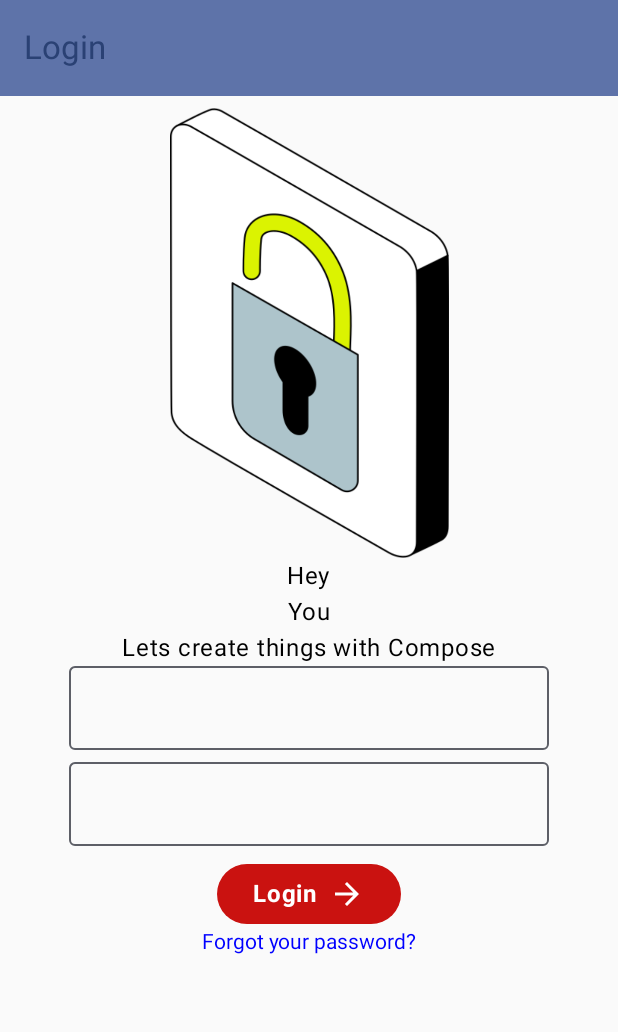
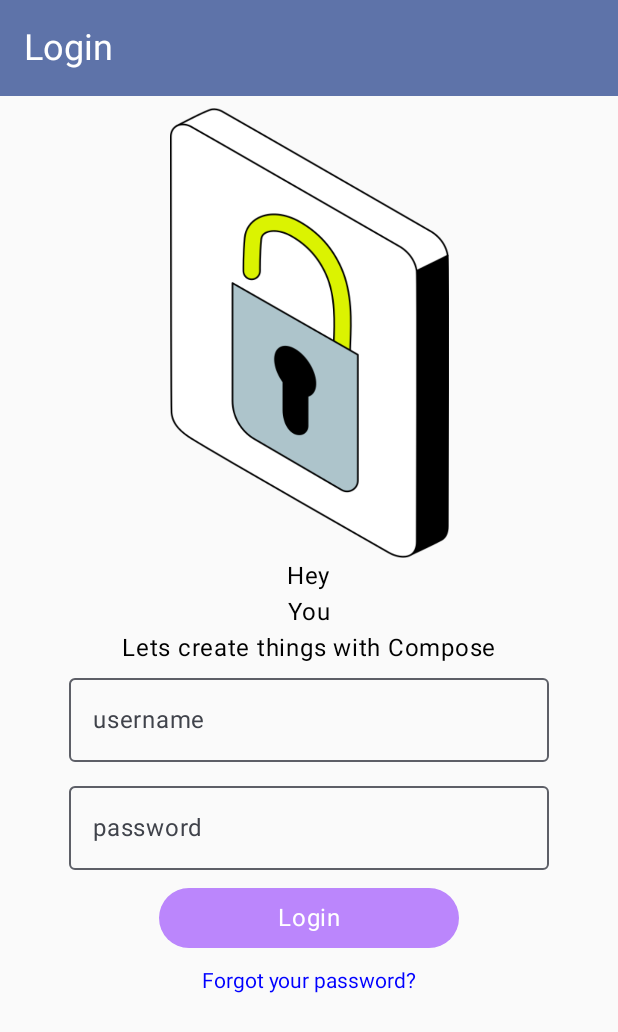
Before and after one commit to ngonimapfumo/compose-login, an Android app built with Jetpack Compose: the screen it shows after launch (MainActivity), on a phone screen of 412 x 824 dp. Shown: the top 1032 px of the screen. Run offline under Robolectric (Android 15) with nearby library versions, the phone set to English and light mode, and no system bars.

```diff
--- a/app/src/main/java/com/ngonim/testlogin/MainActivity.kt
+++ b/app/src/main/java/com/ngonim/testlogin/MainActivity.kt
@@ -29,7 +29,7 @@ class MainActivity : ComponentActivity() {
 
 @Preview(showBackground = true)
 @Composable
-fun GreetingPreview() {
+fun Preview() {
     TestLoginTheme {
         WelcomeScreen(null, modifier = Modifier)
     }
--- a/app/src/main/java/com/ngonim/testlogin/ui/screen/ActionButton.kt
+++ b/app/src/main/java/com/ngonim/testlogin/ui/screen/ActionButton.kt
@@ -2,8 +2,8 @@ package com.ngonim.testlogin.ui.screen
 
 import androidx.compose.foundation.layout.Arrangement
 import androidx.compose.foundation.layout.Row
-import androidx.compose.foundation.layout.fillMaxWidth
 import androidx.compose.foundation.layout.size
+import androidx.compose.foundation.layout.width
 import androidx.compose.material3.Button
 import androidx.compose.material3.ButtonColors
 import androidx.compose.material3.Icon
@@ -14,7 +14,6 @@ import androidx.compose.ui.Alignment
 import androidx.compose.ui.Modifier
 import androidx.compose.ui.graphics.Color
 import androidx.compose.ui.res.painterResource
-import androidx.compose.ui.text.font.FontWeight
 import androidx.compose.ui.tooling.preview.Preview
 import androidx.compose.ui.unit.dp
 import com.ngonim.testlogin.R
@@ -31,7 +30,7 @@ fun ActionButton(
     ) {
 
     Button(
-        modifier = modifier,
+        modifier = modifier.width(200.dp),
         onClick = onClicked,
         colors = colors
     )
@@ -42,8 +41,7 @@ fun ActionButton(
         ) {
             Text(
                 text = text,
-                style = MaterialTheme.typography.bodyLarge,
-                fontWeight = FontWeight.Bold
+                style = MaterialTheme.typography.bodyLarge
             )
             if (isNavigationArrowVisible) {
                 Icon(
--- a/app/src/main/java/com/ngonim/testlogin/ui/screen/TextInput.kt
+++ b/app/src/main/java/com/ngonim/testlogin/ui/screen/TextInput.kt
@@ -3,6 +3,7 @@ package com.ngonim.testlogin.ui.screen
 import androidx.compose.foundation.layout.width
 import androidx.compose.foundation.text.KeyboardOptions
 import androidx.compose.material3.OutlinedTextField
+import androidx.compose.material3.Text
 import androidx.compose.runtime.Composable
 import androidx.compose.runtime.getValue
 import androidx.compose.runtime.mutableStateOf
@@ -13,6 +14,7 @@ import androidx.compose.ui.unit.dp
 
 @Composable
 fun TextInputLayout(
+    label: String,
     modifier: Modifier,
     maxLines: Int,
     keyboardOptions: KeyboardOptions
@@ -30,7 +32,7 @@ fun TextInputLayout(
             autoCorrect = false,
             keyboardType = keyboardOptions.keyboardType
 
-        )
+        ), label = { Text(text = label) }
     )
 
 }
--- a/app/src/main/java/com/ngonim/testlogin/ui/screen/TopBar.kt
+++ b/app/src/main/java/com/ngonim/testlogin/ui/screen/TopBar.kt
@@ -1,16 +1,23 @@
 package com.ngonim.testlogin.ui.screen
 
+import androidx.compose.material.icons.Icons
+import androidx.compose.material.icons.automirrored.filled.ArrowBack
 import androidx.compose.material3.ExperimentalMaterial3Api
+import androidx.compose.material3.Icon
+import androidx.compose.material3.IconButton
 import androidx.compose.material3.MaterialTheme
 import androidx.compose.material3.Text
 import androidx.compose.material3.TopAppBar
 import androidx.compose.material3.TopAppBarDefaults
 import androidx.compose.runtime.Composable
+import androidx.compose.ui.text.TextStyle
 
 @OptIn(ExperimentalMaterial3Api::class)
 @Composable
-fun SmallTopAppBarExample(
-    text: String
+fun SmallTopAppBar(
+    text: String,
+    textStyle: TextStyle,
+    backButtonRequired: Boolean
 ) {
 
 
@@ -20,7 +27,18 @@ fun SmallTopAppBarExample(
             titleContentColor = MaterialTheme.colorScheme.primary,
         ),
         title = {
-            Text(text)
+            Text(text = text, style = textStyle)
+        },
+
+        navigationIcon = {
+            if (backButtonRequired) {
+                IconButton(onClick = { /* do something */ }) {
+                    Icon(
+                        imageVector = Icons.AutoMirrored.Filled.ArrowBack,
+                        contentDescription = "Localized description"
+                    )
+                }
+            }
         }
     )
 }
--- a/app/src/main/java/com/ngonim/testlogin/ui/screen/WelcomeScreen.kt
+++ b/app/src/main/java/com/ngonim/testlogin/ui/screen/WelcomeScreen.kt
@@ -7,6 +7,7 @@ import androidx.compose.foundation.layout.Column
 import androidx.compose.foundation.layout.Spacer
 import androidx.compose.foundation.layout.fillMaxSize
 import androidx.compose.foundation.layout.height
+import androidx.compose.foundation.layout.padding
 import androidx.compose.foundation.layout.size
 import androidx.compose.foundation.layout.systemBarsPadding
 import androidx.compose.foundation.text.ClickableText
@@ -21,7 +22,9 @@ import androidx.compose.ui.res.painterResource
 import androidx.compose.ui.text.AnnotatedString
 import androidx.compose.ui.text.TextStyle
 import androidx.compose.ui.text.input.KeyboardType
+import androidx.compose.ui.tooling.preview.Preview
 import androidx.compose.ui.unit.dp
+import androidx.compose.ui.unit.sp
 import com.ngonim.testlogin.R
 
 @Composable
@@ -37,7 +40,12 @@ fun WelcomeScreen(
             .systemBarsPadding(),
         horizontalAlignment = Alignment.CenterHorizontally
     ) {
-        SmallTopAppBarExample("Login")
+        SmallTopAppBar(
+            "Login", TextStyle(
+                color = Color.White,
+                fontSize = 24.sp
+            ), false
+        )
         Spacer(Modifier.height(8.dp))
         Image(
             painter = painterResource(id = R.drawable.login),
@@ -49,12 +57,14 @@ fun WelcomeScreen(
         Text(text = "You")
         Text(text = "Lets create things with Compose")
         TextInputLayout(
+            "username",
             modifier = Modifier,
             1,
             keyboardOptions = KeyboardOptions(keyboardType = KeyboardType.Text)
         )
         Spacer(Modifier.height(8.dp))
         TextInputLayout(
+            "password",
             modifier = Modifier,
             1,
             keyboardOptions = KeyboardOptions(keyboardType = KeyboardType.Password)
@@ -62,10 +72,13 @@ fun WelcomeScreen(
         Spacer(Modifier.height(8.dp))
         ActionButton(
             text = "Login",
-            isNavigationArrowVisible = true,
-            onClicked = { },
+            isNavigationArrowVisible = false,
+            onClicked = {
+
+
+            },
             colors = ButtonColors(
-                containerColor = Color(0xFFCA1210),
+                containerColor = Color(context!!.resources.getColor(R.color.purple_200, null)),
                 contentColor = Color.White,
                 disabledContentColor = Color.Gray,
                 disabledContainerColor = Color.Gray
@@ -78,9 +91,15 @@ fun WelcomeScreen(
             onClick = {
                 Toast.makeText(context, "Button click", Toast.LENGTH_SHORT).show()
             },
-            modifier = Modifier,
+            modifier = Modifier.padding(10.dp),
         )
 
 
     }
 }
+
+@Preview
+@Composable
+fun Preview() {
+    WelcomeScreen(context = null, modifier = Modifier)
+}
--- a/app/src/main/java/com/ngonim/testlogin/ui/theme/Color.kt
+++ b/app/src/main/java/com/ngonim/testlogin/ui/theme/Color.kt
@@ -2,7 +2,7 @@ package com.ngonim.testlogin.ui.theme
 
 import androidx.compose.ui.graphics.Color
 
-val Purple80 = Color(0xFFD0BCFF)
+val Purple80 = Color(0xFF0F0527)
 val PurpleGrey80 = Color(0xFFCCC2DC)
 val Pink80 = Color(0xFFEFB8C8)
 
```
